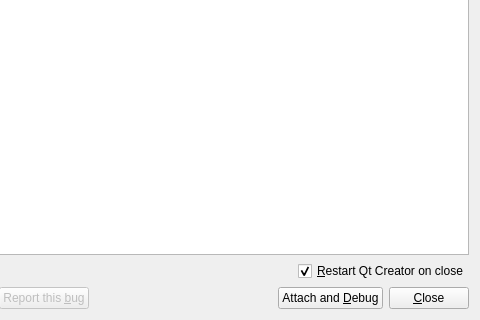
This is GUI/crashhandler/crashhandlerdialog.ui in gpospelov/BornAgain as Qt 5 draws it before an edit; both pictures show x 120 to 600 and y 480 to 800 of the 600 by 800 pixel window. The edited form follows.
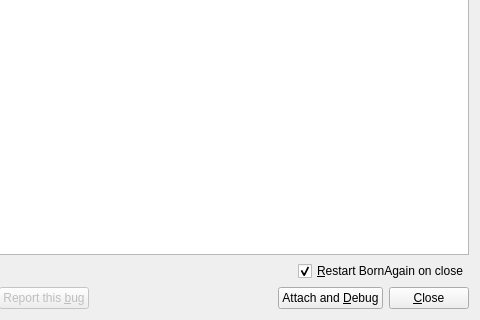
This is the edited form.

What changed in the file:
```diff
--- a/GUI/crashhandler/crashhandlerdialog.ui
+++ b/GUI/crashhandler/crashhandlerdialog.ui
@@ -70,7 +70,7 @@
    <item alignment="Qt::AlignRight">
     <widget class="QCheckBox" name="restartAppCheckBox">
      <property name="text">
-      <string>&amp;Restart Qt Creator on close</string>
+      <string>&amp;Restart BornAgain on close</string>
      </property>
      <property name="checked">
       <bool>true</bool>
```
